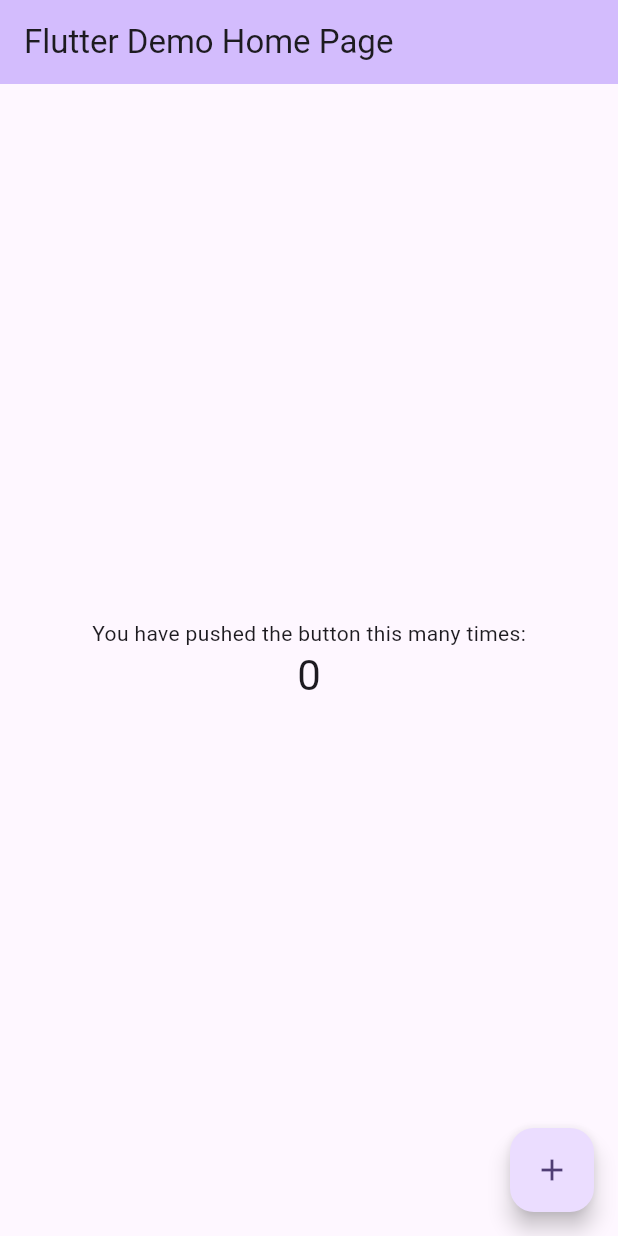
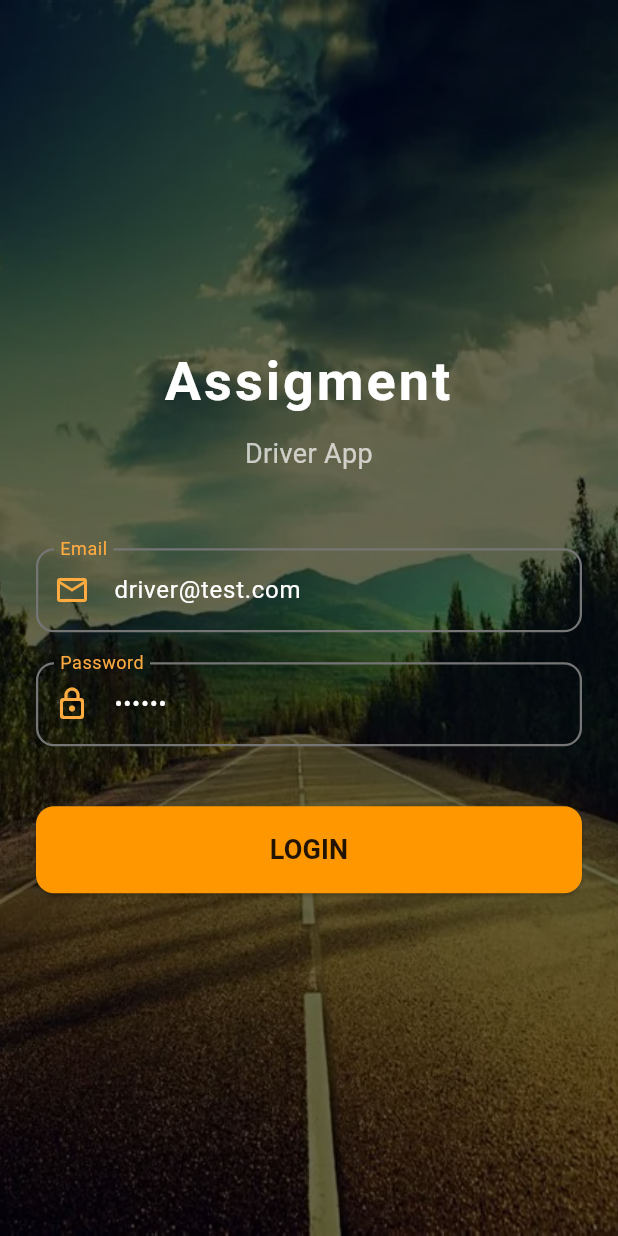
Before and after one commit to Manas4507/Driver-app, a Flutter app: the screen it shows after launch, on a phone screen of 412 x 824 dp. Run offline on Flutter 3.47's test engine with Material 3 defaults, Android fonts, the phone set to English and light mode, and no system bars.

Commit message:
Login Screen added

```diff
--- a/driver_app/lib/main.dart
+++ b/driver_app/lib/main.dart
@@ -1,4 +1,5 @@
 import 'package:flutter/material.dart';
+import 'screens/login_screen.dart';
 
 void main() {
   runApp(const MyApp());
@@ -7,116 +8,12 @@ void main() {
 class MyApp extends StatelessWidget {
   const MyApp({super.key});
 
-  // This widget is the root of your application.
   @override
   Widget build(BuildContext context) {
     return MaterialApp(
-      title: 'Flutter Demo',
-      theme: ThemeData(
-        // This is the theme of your application.
-        //
-        // TRY THIS: Try running your application with "flutter run". You'll see
-        // the application has a purple toolbar. Then, without quitting the app,
-        // try changing the seedColor in the colorScheme below to Colors.green
-        // and then invoke "hot reload" (save your changes or press the "hot
-        // reload" button in a Flutter-supported IDE, or press "r" if you used
-        // the command line to start the app).
-        //
-        // Notice that the counter didn't reset back to zero; the application
-        // state is not lost during the reload. To reset the state, use hot
-        // restart instead.
-        //
-        // This works for code too, not just values: Most code changes can be
-        // tested with just a hot reload.
-        colorScheme: ColorScheme.fromSeed(seedColor: Colors.deepPurple),
-      ),
-      home: const MyHomePage(title: 'Flutter Demo Home Page'),
+      title: 'Driver App',
+      theme: ThemeData(primarySwatch: Colors.teal),
+      home: const LoginScreen(), // App LoginScreen se shuru hogi
     );
   }
 }
-
-class MyHomePage extends StatefulWidget {
-  const MyHomePage({super.key, required this.title});
-
-  // This widget is the home page of your application. It is stateful, meaning
-  // that it has a State object (defined below) that contains fields that affect
-  // how it looks.
-
-  // This class is the configuration for the state. It holds the values (in this
-  // case the title) provided by the parent (in this case the App widget) and
-  // used by the build method of the State. Fields in a Widget subclass are
-  // always marked "final".
-
-  final String title;
-
-  @override
-  State<MyHomePage> createState() => _MyHomePageState();
-}
-
-class _MyHomePageState extends State<MyHomePage> {
-  int _counter = 0;
-
-  void _incrementCounter() {
-    setState(() {
-      // This call to setState tells the Flutter framework that something has
-      // changed in this State, which causes it to rerun the build method below
-      // so that the display can reflect the updated values. If we changed
-      // _counter without calling setState(), then the build method would not be
-      // called again, and so nothing would appear to happen.
-      _counter++;
-    });
-  }
-
-  @override
-  Widget build(BuildContext context) {
-    // This method is rerun every time setState is called, for instance as done
-    // by the _incrementCounter method above.
-    //
-    // The Flutter framework has been optimized to make rerunning build methods
-    // fast, so that you can just rebuild anything that needs updating rather
-    // than having to individually change instances of widgets.
-    return Scaffold(
-      appBar: AppBar(
-        // TRY THIS: Try changing the color here to a specific color (to
-        // Colors.amber, perhaps?) and trigger a hot reload to see the AppBar
-        // change color while the other colors stay the same.
-        backgroundColor: Theme.of(context).colorScheme.inversePrimary,
-        // Here we take the value from the MyHomePage object that was created by
-        // the App.build method, and use it to set our appbar title.
-        title: Text(widget.title),
-      ),
-      body: Center(
-        // Center is a layout widget. It takes a single child and positions it
-        // in the middle of the parent.
-        child: Column(
-          // Column is also a layout widget. It takes a list of children and
-          // arranges them vertically. By default, it sizes itself to fit its
-          // children horizontally, and tries to be as tall as its parent.
-          //
-          // Column has various properties to control how it sizes itself and
-          // how it positions its children. Here we use mainAxisAlignment to
-          // center the children vertically; the main axis here is the vertical
-          // axis because Columns are vertical (the cross axis would be
-          // horizontal).
-          //
-          // TRY THIS: Invoke "debug painting" (choose the "Toggle Debug Paint"
-          // action in the IDE, or press "p" in the console), to see the
-          // wireframe for each widget.
-          mainAxisAlignment: MainAxisAlignment.center,
-          children: <Widget>[
-            const Text('You have pushed the button this many times:'),
-            Text(
-              '$_counter',
-              style: Theme.of(context).textTheme.headlineMedium,
-            ),
-          ],
-        ),
-      ),
-      floatingActionButton: FloatingActionButton(
-        onPressed: _incrementCounter,
-        tooltip: 'Increment',
-        child: const Icon(Icons.add),
-      ), // This trailing comma makes auto-formatting nicer for build methods.
-    );
-  }
-}
--- /dev/null
+++ b/driver_app/lib/screens/login_screen.dart
@@ -0,0 +1,148 @@
+import 'package:flutter/material.dart';
+import 'order_screen.dart';
+
+class LoginScreen extends StatelessWidget {
+  const LoginScreen({super.key});
+
+  @override
+  Widget build(BuildContext context) {
+    // Dummy controllers
+    final emailController = TextEditingController(text: "driver@test.com");
+    final passwordController = TextEditingController(text: "123456");
+
+    return Scaffold(
+      body: Stack(
+        fit: StackFit.expand,
+        children: [
+          // 1. Background Image
+          Image.asset(
+            'assets/images/image.png', // Make sure this path is correct
+            fit: BoxFit.cover,
+            color: Colors.black.withValues(alpha: 0.6), // to darken the image
+            colorBlendMode: BlendMode.darken,
+          ),
+
+          // 2. Login Form
+          Center(
+            child: SingleChildScrollView(
+              padding: const EdgeInsets.all(24.0),
+              child: Column(
+                mainAxisAlignment: MainAxisAlignment.center,
+                crossAxisAlignment: CrossAxisAlignment.stretch,
+                children: [
+                  // App Logo/Title
+                  const Text(
+                    "Assigment ",
+                    textAlign: TextAlign.center,
+                    style: TextStyle(
+                      color: Colors.white,
+                      fontSize: 36,
+                      fontWeight: FontWeight.bold,
+                      letterSpacing: 2,
+                    ),
+                  ),
+                  const SizedBox(height: 10),
+                  const Text(
+                    "Driver App",
+                    textAlign: TextAlign.center,
+                    style: TextStyle(color: Colors.white70, fontSize: 18),
+                  ),
+                  const SizedBox(height: 50),
+
+                  // Email TextField
+                  TextField(
+                    controller: emailController,
+                    keyboardType: TextInputType.emailAddress,
+                    style: const TextStyle(color: Colors.white),
+                    decoration: InputDecoration(
+                      hintText: "Enter your email",
+                      hintStyle: TextStyle(color: Colors.grey[400]),
+                      labelText: "Email",
+                      labelStyle: const TextStyle(color: Colors.orangeAccent),
+                      prefixIcon: const Icon(
+                        Icons.email_outlined,
+                        color: Colors.orangeAccent,
+                      ),
+                      enabledBorder: OutlineInputBorder(
+                        borderRadius: BorderRadius.circular(12),
+                        borderSide: BorderSide(
+                          color: Colors.grey.shade600,
+                          width: 1.5,
+                        ),
+                      ),
+                      focusedBorder: OutlineInputBorder(
+                        borderRadius: BorderRadius.circular(12),
+                        borderSide: const BorderSide(
+                          color: Colors.orangeAccent,
+                          width: 2,
+                        ),
+                      ),
+                    ),
+                  ),
+                  const SizedBox(height: 20),
+
+                  // Password TextField
+                  TextField(
+                    controller: passwordController,
+                    obscureText: true,
+                    style: const TextStyle(color: Colors.white),
+                    decoration: InputDecoration(
+                      hintText: "Enter your password",
+                      hintStyle: TextStyle(color: Colors.grey[400]),
+                      labelText: "Password",
+                      labelStyle: const TextStyle(color: Colors.orangeAccent),
+                      prefixIcon: const Icon(
+                        Icons.lock_outline_rounded,
+                        color: Colors.orangeAccent,
+                      ),
+                      enabledBorder: OutlineInputBorder(
+                        borderRadius: BorderRadius.circular(12),
+                        borderSide: BorderSide(
+                          color: Colors.grey.shade600,
+                          width: 1.5,
+                        ),
+                      ),
+                      focusedBorder: OutlineInputBorder(
+                        borderRadius: BorderRadius.circular(12),
+                        borderSide: const BorderSide(
+                          color: Colors.orangeAccent,
+                          width: 2,
+                        ),
+                      ),
+                    ),
+                  ),
+                  const SizedBox(height: 40),
+
+                  // Login Button
+                  ElevatedButton(
+                    style: ElevatedButton.styleFrom(
+                      backgroundColor: Colors.orange,
+                      padding: const EdgeInsets.symmetric(vertical: 16),
+                      shape: RoundedRectangleBorder(
+                        borderRadius: BorderRadius.circular(12),
+                      ),
+                    ),
+                    onPressed: () {
+                      Navigator.pushReplacement(
+                        context,
+                        MaterialPageRoute(builder: (context) => const Center()),
+                      );
+                    },
+                    child: const Text(
+                      "LOGIN",
+                      style: TextStyle(
+                        fontSize: 18,
+                        fontWeight: FontWeight.bold,
+                        color: Colors.black87,
+                      ),
+                    ),
+                  ),
+                ],
+              ),
+            ),
+          ),
+        ],
+      ),
+    );
+  }
+}
```
Also changed, not shown: driver_app/pubspec.yaml (+3 -5 lines), driver_app/assets/images/image.png (added), driver_app/lib/screens/order_screen.dart (added).
